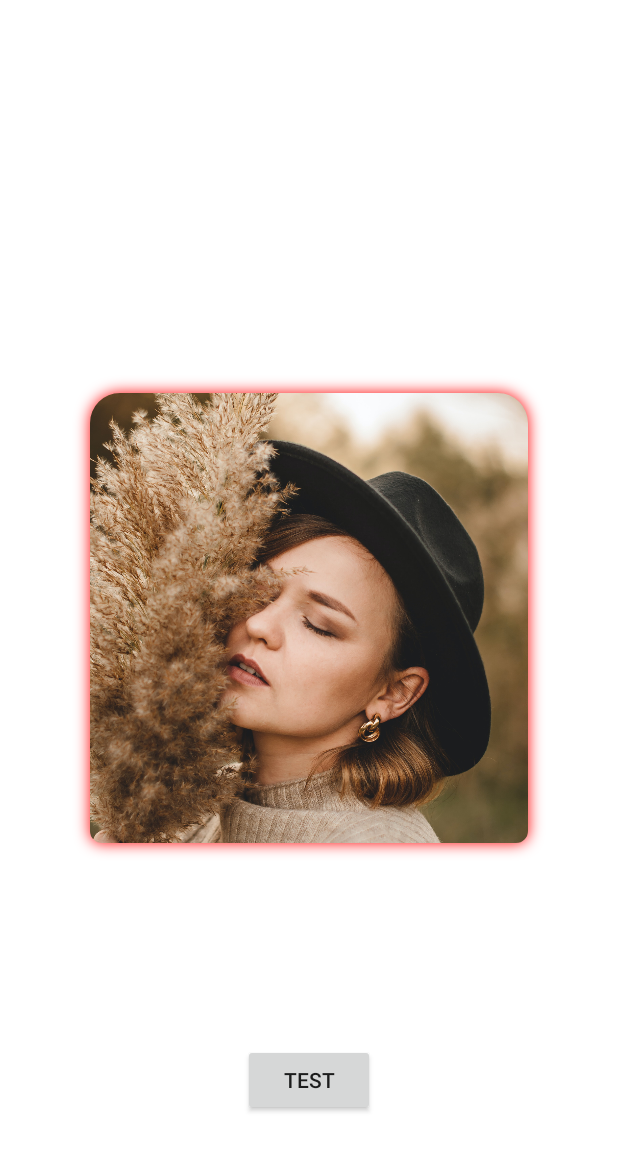
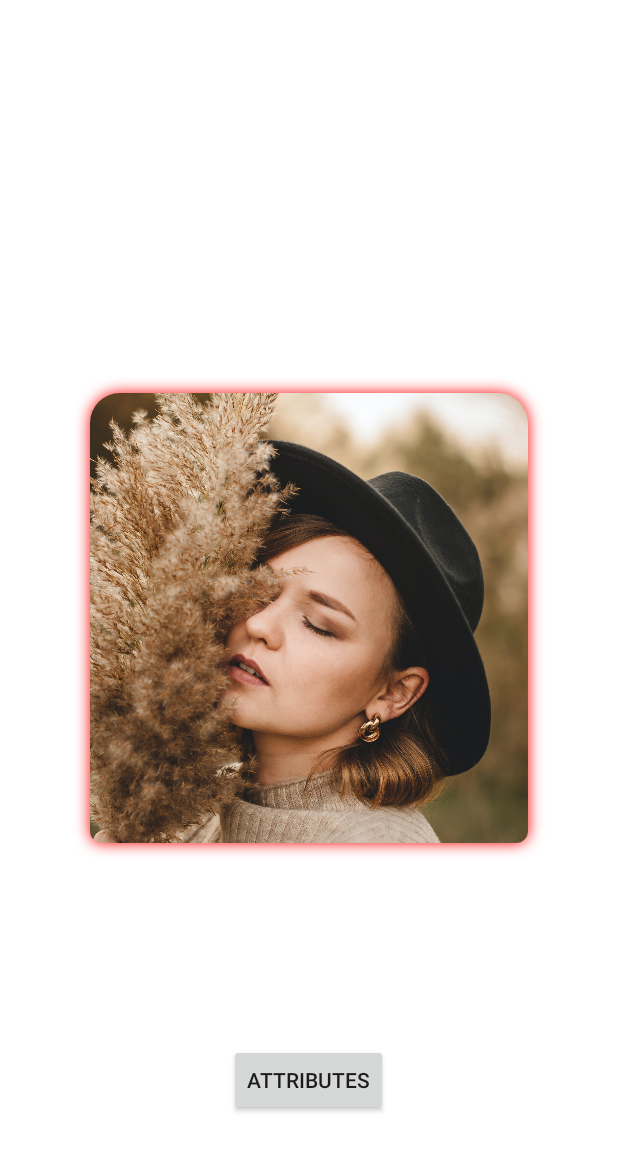
Before and after one commit to Xigong93/BoxShadowLayout, an Android app: the screen it shows after launch (MainActivity), on a phone screen of 412 x 824 dp. Shown: the top 1151 px of the screen. Run offline under Robolectric (Android 15) with nearby library versions, the phone set to English and light mode, and no system bars.

Commit message:
Add animation page.

```diff
--- a/app/src/main/AndroidManifest.xml
+++ b/app/src/main/AndroidManifest.xml
@@ -10,7 +10,10 @@
         android:supportsRtl="true"
         android:theme="@style/AppTheme">
         <activity
-            android:name=".TestActivity"
+            android:name=".AnimationActivity"
+            android:screenOrientation="portrait" />
+        <activity
+            android:name=".AttrActivity"
             android:screenOrientation="portrait" />
         <activity
             android:name=".MainActivity"
--- a/app/src/main/java/pokercc/android/boxshadowlayout/demo/MainActivity.kt
+++ b/app/src/main/java/pokercc/android/boxshadowlayout/demo/MainActivity.kt
@@ -2,15 +2,15 @@ package pokercc.android.boxshadowlayout.demo
 
 import androidx.appcompat.app.AppCompatActivity
 import android.os.Bundle
-import pokercc.android.boxshadowlayout.demo.databinding.ActivityMainBinding
+import pokercc.android.boxshadowlayout.demo.databinding.MainActivityBinding
 
 class MainActivity : AppCompatActivity() {
-    private val binding by lazy { ActivityMainBinding.inflate(layoutInflater) }
+    private val binding by lazy { MainActivityBinding.inflate(layoutInflater) }
     override fun onCreate(savedInstanceState: Bundle?) {
         super.onCreate(savedInstanceState)
         setContentView(binding.root)
-        binding.testButton.setOnClickListener {
-            TestActivity.start(
+        binding.attrButton.setOnClickListener {
+            AttrActivity.start(
                 this,
                 binding.boxShadowLayout,
                 binding.boxShadowLayout.transitionName
--- a/app/src/main/res/layout/activity_main.xml
+++ b/app/src/main/res/layout/animation_activity.xml
@@ -35,12 +35,12 @@
     </pokercc.android.boxshadowlayout.BoxShadowLayout>
 
     <androidx.appcompat.widget.AppCompatButton
-        android:id="@+id/test_button"
+        android:id="@+id/performance_button"
         android:layout_width="wrap_content"
         android:layout_height="wrap_content"
         android:layout_gravity="bottom|center_horizontal"
         android:layout_marginBottom="80dp"
-        android:text="test"
+        android:text="performance"
         tools:ignore="HardcodedText" />
 
 </FrameLayout>
--- /dev/null
+++ b/app/src/main/res/layout/main_activity.xml
@@ -0,0 +1,46 @@
+<?xml version="1.0" encoding="utf-8"?>
+<FrameLayout xmlns:android="http://schemas.android.com/apk/res/android"
+    xmlns:app="http://schemas.android.com/apk/res-auto"
+    xmlns:tools="http://schemas.android.com/tools"
+    android:layout_width="match_parent"
+    android:layout_height="match_parent"
+    android:background="#fff"
+    android:forceDarkAllowed="false"
+    tools:context=".MainActivity"
+    tools:ignore="UnusedAttribute">
+
+    <pokercc.android.boxshadowlayout.BoxShadowLayout
+        android:id="@+id/box_shadow_layout"
+        android:layout_width="match_parent"
+        android:layout_height="300dp"
+        android:layout_gravity="center"
+        android:layout_marginStart="60dp"
+        android:layout_marginEnd="60dp"
+        android:transitionName="@string/box_shadow_image_transition"
+        app:boxRadius="20dp"
+        app:boxRadiusBottomLeft="8dp"
+        app:boxRadiusBottomRight="8dp"
+        app:layout_constraintBottom_toBottomOf="parent"
+        app:layout_constraintEnd_toEndOf="parent"
+        app:shadowBlur="8dp"
+        app:shadowColor="#f00"
+        app:shadowInset="false">
+
+        <ImageView
+            android:layout_width="match_parent"
+            android:layout_height="wrap_content"
+            android:scaleType="centerCrop"
+            android:src="@drawable/unsplash_01"
+            tools:ignore="ContentDescription" />
+    </pokercc.android.boxshadowlayout.BoxShadowLayout>
+
+    <androidx.appcompat.widget.AppCompatButton
+        android:id="@+id/attr_button"
+        android:layout_width="wrap_content"
+        android:layout_height="wrap_content"
+        android:layout_gravity="bottom|center_horizontal"
+        android:layout_marginBottom="80dp"
+        android:text="Attributes"
+        tools:ignore="HardcodedText" />
+
+</FrameLayout>
```
Also changed, not shown: app/src/main/java/pokercc/android/boxshadowlayout/demo/AnimationActivity.kt (added, +86 -0 lines), app/src/main/java/pokercc/android/boxshadowlayout/demo/AttrActivity.kt (renamed from app/src/main/java/pokercc/android/boxshadowlayout/demo/TestActivity.kt, +7 -5 lines), app/src/main/res/layout/attr_activitiy.xml (renamed from app/src/main/res/layout/activity_test.xml, +7 -0 lines).
